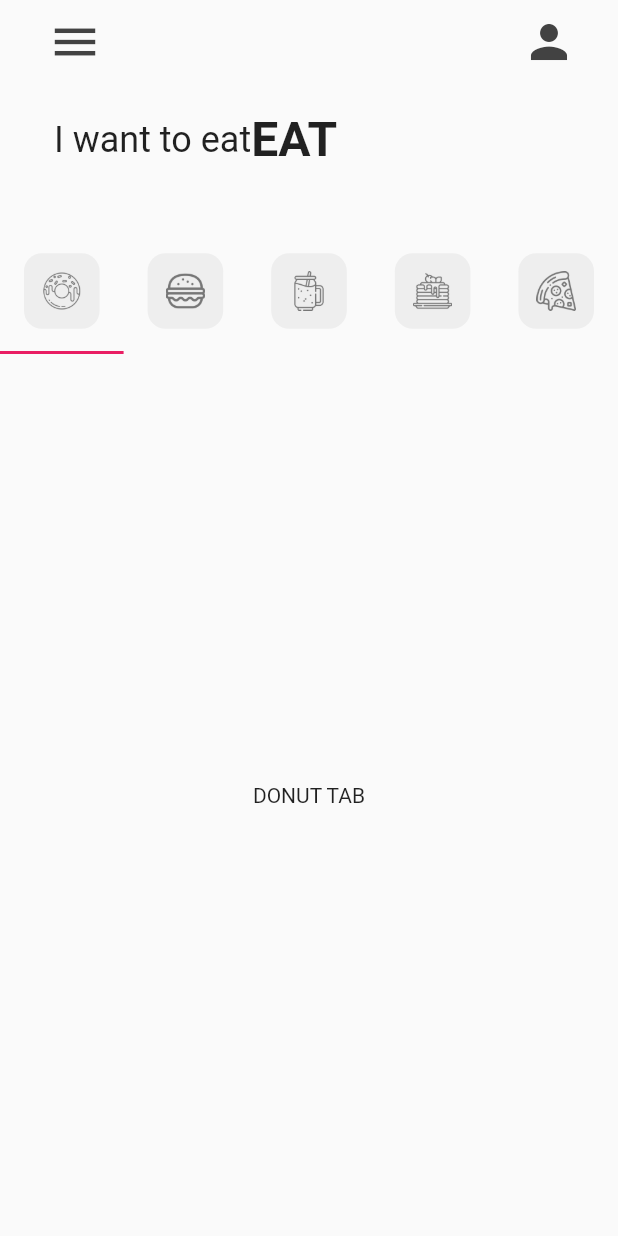
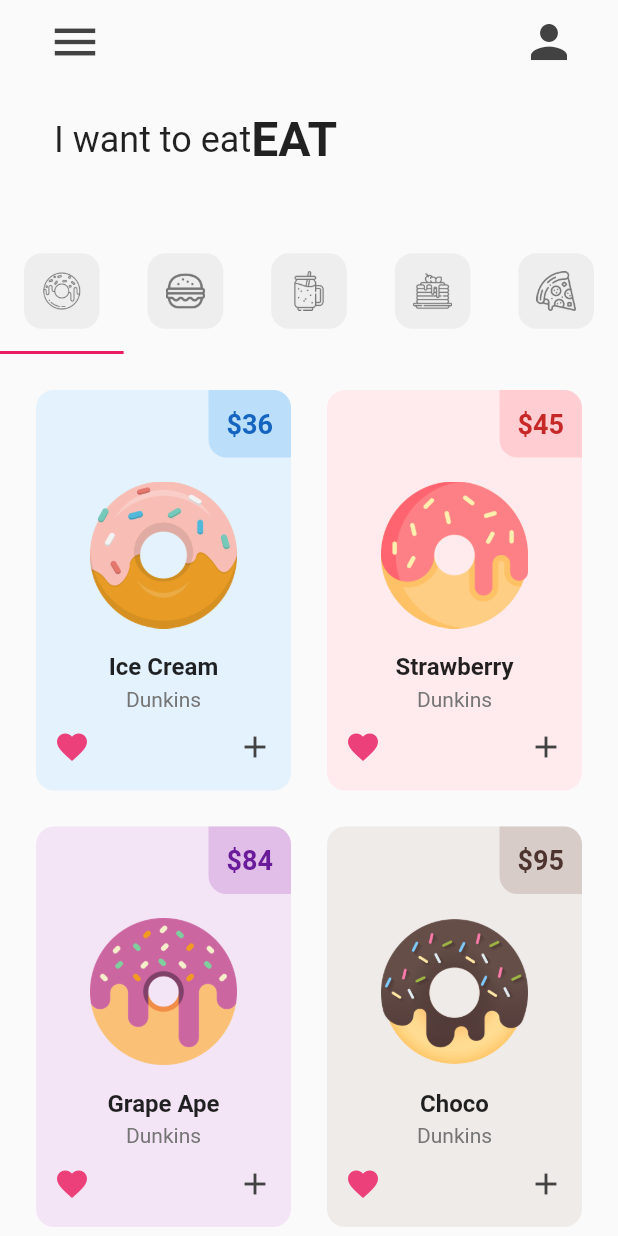
Before and after one commit to AungMyoThuOC/Donuts, a Flutter app: the screen it shows after launch, on a phone screen of 412 x 824 dp. Run offline on Flutter 3.47's test engine with Material 2 defaults, Android fonts, the phone set to English and light mode, and no system bars.

Commit message:
done donut page

```diff
--- a/lib/tab/donut_tab.dart
+++ b/lib/tab/donut_tab.dart
@@ -1,13 +1,32 @@
+import 'package:donut/util/donut_tile.dart';
 import 'package:flutter/material.dart';
 
 class DonutTab extends StatelessWidget {
+  // list of donuts
+  List donutsOnSale = [
+    // [donutFlavor, donutPrice, donutColor, imageName]
+    ["Ice Cream", "36", Colors.blue, "lib/images/icecream_donut.png"],
+    ["Strawberry", "45", Colors.red, "lib/images/strawberry_donut.png"],
+    ["Grape Ape", "84", Colors.purple, "lib/images/grape_donut.png"],
+    ["Choco", "95", Colors.brown, "lib/images/chocolate_donut.png"],
+  ];
 
   @override
   Widget build(BuildContext context) {
-    return Container(
-      child: Center(
-        child: Text("DONUT TAB"),
-      ),
-    );
+    return GridView.builder(
+      itemCount: donutsOnSale.length,
+      padding: EdgeInsets.all(12),
+        gridDelegate:
+            SliverGridDelegateWithFixedCrossAxisCount(
+              crossAxisCount: 2,
+              childAspectRatio: 1/1.5),
+        itemBuilder: (context, index) {
+          return DonutTile(
+            donutFlavor: donutsOnSale[index][0],
+            donutPrice: donutsOnSale[index][1],
+            donutColor: donutsOnSale[index][2],
+            imageName: donutsOnSale[index][3],
+          );
+        });
   }
 }
--- /dev/null
+++ b/lib/util/donut_tile.dart
@@ -0,0 +1,100 @@
+import 'package:flutter/material.dart';
+
+class DonutTile extends StatelessWidget {
+  final String donutFlavor;
+  final String donutPrice;
+  final donutColor;
+  final String imageName;
+
+  final double borderRadius = 12;
+
+  const DonutTile({
+    Key? key,
+    required this.donutFlavor,
+    required this.donutPrice,
+    required this.donutColor,
+    required this.imageName,
+  }) : super(key: key);
+
+  @override
+  Widget build(BuildContext context) {
+    return Padding(
+      padding: const EdgeInsets.all(12.0),
+      child: Container(
+        decoration: BoxDecoration(
+            color: donutColor[50], borderRadius: BorderRadius.circular(borderRadius)),
+        child: Column(
+          children: [
+            // price
+            Row(
+              mainAxisAlignment: MainAxisAlignment.end,
+              children: [
+                Container(
+                    decoration: BoxDecoration(
+                        color: donutColor[100],
+                        borderRadius: BorderRadius.only(
+                          bottomLeft: Radius.circular(borderRadius),
+                          topRight: Radius.circular(borderRadius)
+                        )),
+                    padding: EdgeInsets.all(12),
+                    child: Text(
+                      '\$$donutPrice',
+                      style: TextStyle(
+                        color: donutColor[800],
+                        fontWeight: FontWeight.bold,
+                        fontSize: 18,
+                      ))),
+              ],
+            ),
+
+            // donut picture
+            Padding(
+              padding: const EdgeInsets.symmetric(horizontal: 36.0, vertical: 16),
+              child: Image.asset(imageName),
+            ),
+
+            // donut flavor
+            Text(
+              donutFlavor,
+              style: TextStyle(
+                fontWeight: FontWeight.bold,
+                fontSize: 16,
+              ),
+            ),
+            const SizedBox(
+              height: 4,
+            ),
+            Text(
+              "Dunkins",
+              style: TextStyle(
+                color: Colors.grey[600]
+              ),
+            ),
+
+            // love icon +add button
+            Padding(
+              padding: const EdgeInsets.all(12.0),
+              child: Row(
+                mainAxisAlignment: MainAxisAlignment.spaceBetween,
+                children: [
+                  // love icon
+                  Icon(
+                    Icons.favorite,
+                    color: Colors.pink[400],
+                  ),
+
+                  // plus button
+                  Icon(
+                    Icons.add,
+                    color: Colors.grey[800],
+                  ),
+                ],
+              ),
+            )
+
+          ],
+        ),
+      ),
+    );
+  }
+}
```
